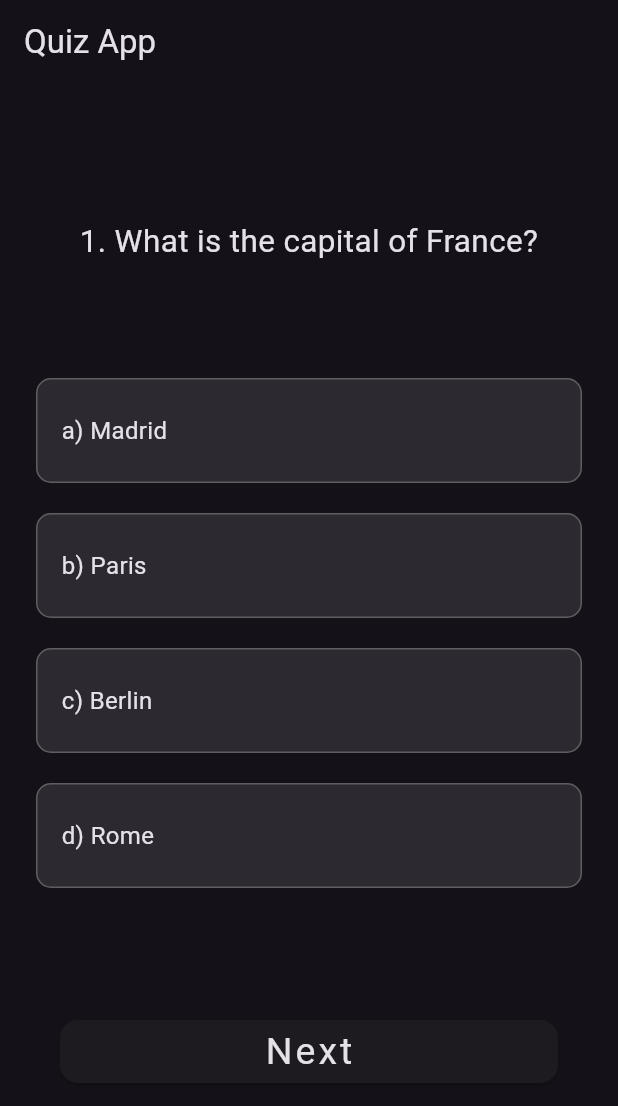
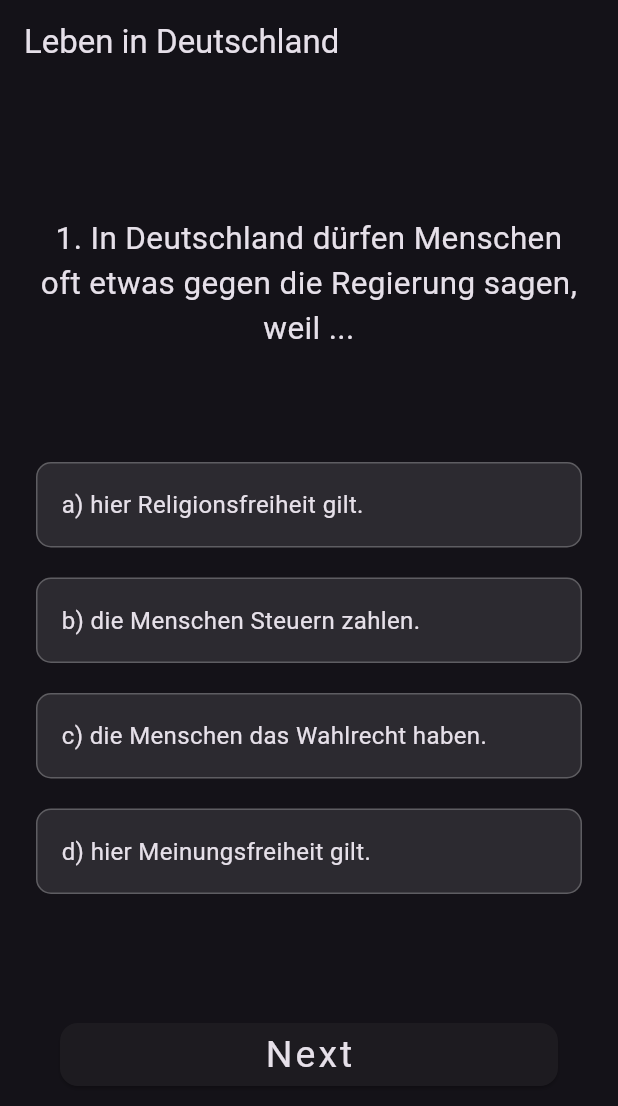
Before and after one commit to xenoxavier/paris_politik, a Flutter app: the screen it shows after launch, on a phone screen of 412 x 824 dp. Shown: the top 1106 px of the screen. Run offline on Flutter 3.47's test engine with Material 3 defaults, Android fonts, the phone set to English and light mode, and no system bars.

Commit message:
second bug fixes

```diff
--- a/lib/models/questions.dart
+++ b/lib/models/questions.dart
@@ -2,94 +2,103 @@ import 'package:quiz_app_tutorial/models/question.dart';
 
 const List<Question> questions = [
   Question(
-    question: '1. What is the capital of France?',
-    correctAnswerIndex: 1,
+    question: '1. In Deutschland dürfen Menschen oft etwas gegen die Regierung sagen, weil ...',
+    correctAnswerIndex: 3,
     options: [
-      'a) Madrid',
-      'b) Paris',
-      'c) Berlin',
-      'd) Rome',
+      'a) hier Religionsfreiheit gilt.',
+      'b) die Menschen Steuern zahlen.',
+      'c) die Menschen das Wahlrecht haben.',
+      'd) hier Meinungsfreiheit gilt.',
     ],
   ),
   Question(
-    question: '2. In what continent is Brazil located?',
-    correctAnswerIndex: 3,
+    question: '2. In Deutschland können Eltern bis zum 14. Lebensjahr ihres Kindes entscheiden, ob es in der Schule am ...',
+    correctAnswerIndex: 1,
     options: [
-      'a) Europe',
-      'b) Asia',
-      'c) North America',
-      'd) South America',
+      'a) Geschichtsunterricht teilnimmt.',
+      'b) Religionsunterricht teilnimmt.',
+      'c) Politikunterricht teilnimmt.',
+      'd) Sprachunterricht teilnimmt.',
     ],
   ),
   Question(
-    question: '3. What is the largest planet in our solar system?',
-    correctAnswerIndex: 1,
+    question: '3. Deutschland ist ein Rechtsstaat. Was ist damit gemeint?',
+    correctAnswerIndex: 0,
     options: [
-      'a) Earth',
-      'b) Jupiter',
-      'c) Saturn',
-      'd) Venus',
+      'a) Alle Einwohner/Einwohnerinnen und der Staat müssen sich an die Gesetze halten.',
+      'b) Der Staat muss sich nicht an die Gesetze halten.',
+      'c) Nur Deutsche müssen die Gesetze befolgen.',
+      'd) Die Gerichte machen die Gesetze.',
     ],
   ),
   Question(
-    question: '4. What is the longest river in the world?',
-    correctAnswerIndex: 0,
+    question: '4. Welches Recht gehört zu den Grundrechten in Deutschland?',
+    correctAnswerIndex: 2,
     options: [
-      'a) Nile',
-      'b) Amazon',
-      'c) Mississippi',
-      'd) Danube',
+      'a) Waffenbesitz',
+      'b) Faustrecht',
+      'c) Meinungsfreiheit',
+      'd) Selbstjustiz',
     ],
   ),
   Question(
-    question: '5. Who is the main character in the Harry Potter series?',
+    question: '5. Wahlen in Deutschland sind frei. Was bedeutet das?',
     correctAnswerIndex: 2,
     options: [
-      'a) Hermione Granger',
-      'b) Ron Weasley',
-      'c) Harry Potter',
-      'd) Neville Longbottom',
+      'a) Man darf Geld annehmen, wenn man dafür einen bestimmten Kandidaten/eine bestimmte Kandidatin wählt.',
+      'b) Nur Personen, die noch nie im Gefängnis waren, dürfen wählen.',
+      'c) Der Wähler darf bei der Wahl weder beeinflusst noch zu einer bestimmten Stimmabgabe gezwungen werden und keine Nachteile durch die Wahl haben.',
+      'd) Alle wahlberechtigten Personen müssen wählen.',
     ],
   ),
   Question(
-    question: '6. What is the smallest planet in our solar system?',
+    question: '6. Wie heißt die deutsche Verfassung?',
     correctAnswerIndex: 3,
     options: [
-      'a) Venus',
-      'b) Mars',
-      'c) Earth',
-      'd) Mercury',
+      'a) Volksgesetz',
+      'b) Bundesgesetz',
+      'c) Deutsches Gesetz',
+      'd) Grundgesetz',
     ],
   ),
   Question(
-    question: '7. Who wrote the play Romeo and Juliet?',
+    question: '7. Welches Recht gehört zu den Grundrechten, die nach der deutschen Verfassung garantiert werden? Das Recht auf ...',
     correctAnswerIndex: 0,
     options: [
-      'a) William Shakespeare',
-      'b) Oscar Wilde',
-      'c) Jane Austen',
-      'd) Charles Dickens',
+      'a) Glaubens- und Gewissenfreiheit',
+      'b) Unterhaltung',
+      'c) Arbeit',
+      'd) Wohnung',
     ],
   ),
   Question(
-    question: '8. What is the highest mountain in the world?',
+    question: '8. Was steht nicht im Grundgesetz von Deutschland?',
     correctAnswerIndex: 1,
     options: [
-      'a) Mont Blanc',
-      'b) Everest',
-      'c) Kilimanjaro',
-      'd) Aconcagua',
+      'a) Die Würde des Menschen ist unantastbar.',
+      'b) Alle sollen gleich viel Geld haben.',
+      'c) Jeder Mensch darf seine Meinung sagen.',
+      'd) Alle sind vor dem Gesetz gleich.',
     ],
   ),
   Question(
-    question:
-        '9. What is the name of the famous painting by Leonardo da Vinci that depicts a woman?',
+    question: '9. Welches Grundrecht gilt in Deutschland nur für Ausländer/Ausländerinnen? Das Grundrecht auf ...',
+    correctAnswerIndex: 2,
+    options: [
+      'a) Schutz der Familie',
+      'b) Menschenwürde',
+      'c) Asyl',
+      'd) Meinungsfreiheit',
+    ],
+  ),
+  Question(
+    question: '10. Was ist mit dem deutschen Grundgesetz vereinbar?',
     correctAnswerIndex: 3,
     options: [
-      'a) Starry Night',
-      'b) The Persistence of Memory',
-      'c) The Last Supper',
-      'd) Mona Lisa',
+      'a) die Prügelstrafe',
+      'b) die Folter',
+      'c) die Todesstrafe',
+      'd) die Geldstrafe',
     ],
   ),
 ];
--- a/lib/screens/quiz_screen.dart
+++ b/lib/screens/quiz_screen.dart
@@ -1,6 +1,6 @@
 import 'package:flutter/material.dart';
 import '/models/questions.dart';
-import '/screens/result_screen.dart';
+import '/screens/result_screen.dart';  // Import the ResultScreen
 import '/widgets/answer_card.dart';
 import '/widgets/next_button.dart';
 
@@ -50,7 +50,7 @@ class _QuizScreenState extends State<QuizScreen> {
 
     return Scaffold(
       appBar: AppBar(
-        title: const Text('Quiz App'),
+        title: const Text('Leben in Deutschland'),
       ),
       body: Padding(
         padding: const EdgeInsets.all(24.0),
@@ -99,7 +99,18 @@ class _QuizScreenState extends State<QuizScreen> {
                 Expanded(
                   child: RectangularButton(
                     onPressed: selectedAnswerIndices[questionIndex] != null
-                        ? goToNextQuestion
+                        ? () {
+                            // If it's the last question, navigate to ResultScreen
+                            if (isLastQuestion) {
+                              Navigator.of(context).pushReplacement(
+                                MaterialPageRoute(
+                                  builder: (_) => ResultScreen(score: score),
+                                ),
+                              );
+                            } else {
+                              goToNextQuestion();
+                            }
+                          }
                         : null,
                     label: isLastQuestion ? 'Finish' : 'Next',
                     color: isLastQuestion ? Colors.green : Colors.orange,
--- a/lib/screens/result_screen.dart
+++ b/lib/screens/result_screen.dart
@@ -1,8 +1,7 @@
 import 'package:flutter/material.dart';
 
 import '/models/questions.dart';
-import '/screens/quiz_screen.dart';
-import '/widgets/next_button.dart';
+import '/screens/quiz_screen.dart';  // Import the QuizScreen to navigate back
 
 class ResultScreen extends StatelessWidget {
   const ResultScreen({
@@ -16,7 +15,7 @@ class ResultScreen extends StatelessWidget {
   Widget build(BuildContext context) {
     return Scaffold(
       body: Column(
-        mainAxisAlignment: MainAxisAlignment.spaceEvenly,
+        mainAxisAlignment: MainAxisAlignment.center, // Center content vertically
         children: [
           const SizedBox(width: 1000),
           const Text(
@@ -34,7 +33,7 @@ class ResultScreen extends StatelessWidget {
                 width: 250,
                 child: CircularProgressIndicator(
                   strokeWidth: 10,
-                  value: score / 9,
+                  value: score / 9, // The score divided by the total number of questions
                   color: Colors.green,
                   backgroundColor: Colors.white,
                 ),
@@ -42,17 +41,43 @@ class ResultScreen extends StatelessWidget {
               Column(
                 children: [
                   Text(
-                    score.toString(),
+                    score.toString(), // Display score
                     style: const TextStyle(fontSize: 80),
                   ),
                   const SizedBox(height: 10),
                   Text(
-                    '${(score / questions.length * 100).round()}%',
+                    '${(score / questions.length * 100).round()}%', // Display percentage
                     style: const TextStyle(fontSize: 25),
-                  )
+                  ),
                 ],
               ),
             ],
+          ),
+          // Add the "Try Again" button
+          Padding(
+            padding: const EdgeInsets.symmetric(vertical: 20),
+            child: ElevatedButton(
+              onPressed: () {
+                // Navigate back to the QuizScreen to restart the quiz
+                Navigator.of(context).pushReplacement(
+                  MaterialPageRoute(
+                    builder: (_) => const QuizScreen(), // Restart the quiz
+                  ),
+                );
+              },
+              child: const Text(
+                'Try Again',
+                style: TextStyle(fontSize: 18),
+              ),
+              style: ElevatedButton.styleFrom(
+                padding: const EdgeInsets.symmetric(horizontal: 30, vertical: 10),
+                backgroundColor: Colors.blue, // Button background color
+                foregroundColor: Colors.white, // Text color
+                shape: RoundedRectangleBorder(
+                  borderRadius: BorderRadius.circular(10), // Rounded corners
+                ),
+              ),
+            ),
           ),
         ],
       ),
--- a/lib/widgets/answer_card.dart
+++ b/lib/widgets/answer_card.dart
@@ -40,7 +40,6 @@ class AnswerCard extends StatelessWidget {
       child: selectedAnswerIndex != null
           // if one option is chosen
           ? Container(
-              height: 70,
               padding: const EdgeInsets.all(16.0),
               decoration: BoxDecoration(
                 color: Colors.white10,
@@ -61,6 +60,8 @@ class AnswerCard extends StatelessWidget {
                       style: const TextStyle(
                         fontSize: 16,
                       ),
+                      softWrap: true, // Allow wrapping of text
+                      overflow: TextOverflow.visible, // Ensure text expands freely
                     ),
                   ),
                   const SizedBox(height: 10),
@@ -74,7 +75,6 @@ class AnswerCard extends StatelessWidget {
             )
           // If no option is selected
           : Container(
-              height: 70,
               padding: const EdgeInsets.all(16.0),
               decoration: BoxDecoration(
                 color: Colors.white10,
@@ -91,6 +91,8 @@ class AnswerCard extends StatelessWidget {
                       style: const TextStyle(
                         fontSize: 16,
                       ),
+                      softWrap: true, // Allow wrapping of text
+                      overflow: TextOverflow.visible, // Ensure text expands freely
                     ),
                   ),
                 ],
```
